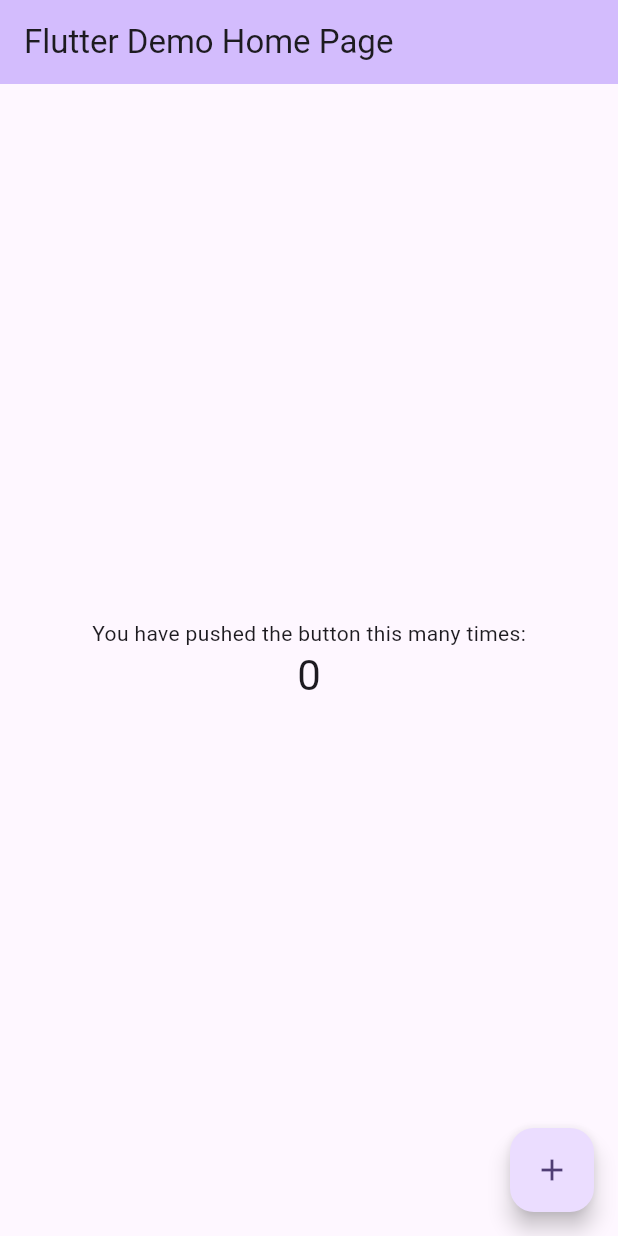
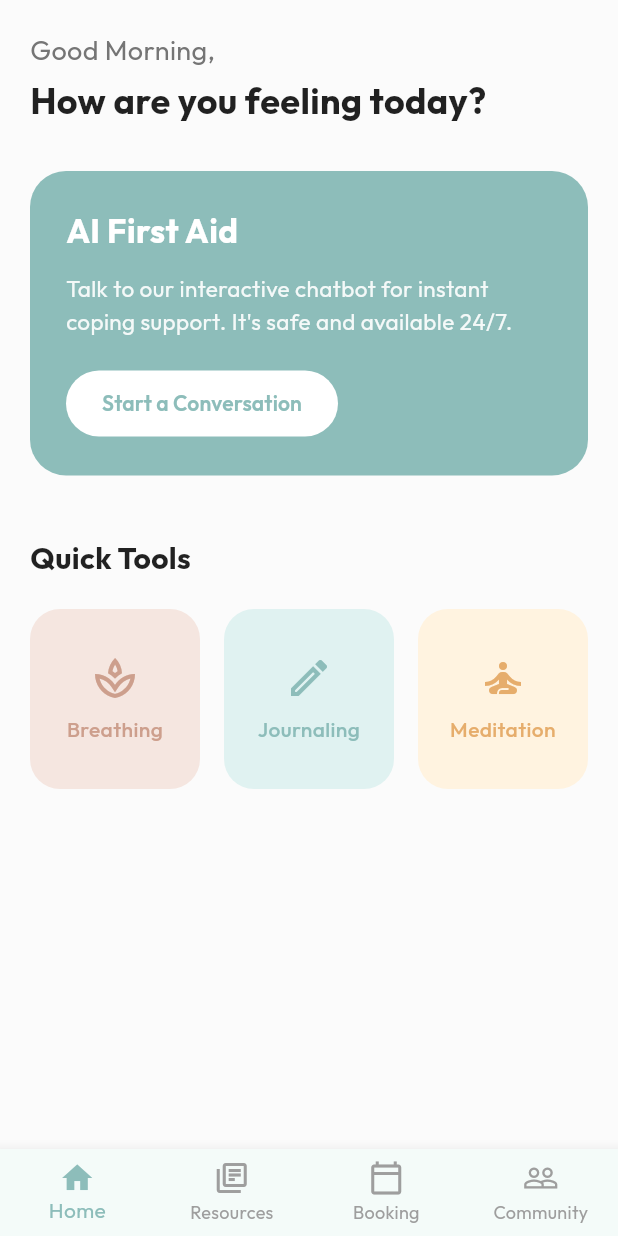
Before and after one commit to krishlanjewar/Mental-health-AI, a Flutter app: the screen it shows after launch, on a phone screen of 412 x 824 dp. Run offline on Flutter 3.47's test engine with Material 3 defaults, Android fonts, the phone set to English and light mode, and no system bars; our stand-ins replace google_fonts.

Commit message:
static ui

```diff
--- /dev/null
+++ b/helpme/lib/features/home/presentation/pages/home_page.dart
@@ -0,0 +1,169 @@
+import 'package:flutter/material.dart';
+import 'package:google_fonts/google_fonts.dart';
+
+class HomePage extends StatelessWidget {
+  const HomePage({super.key});
+
+  String _getGreeting() {
+    final hour = DateTime.now().hour;
+    if (hour < 12) {
+      return 'Good Morning,';
+    } else if (hour < 17) {
+      return 'Good Afternoon,';
+    } else {
+      return 'Good Evening,';
+    }
+  }
+
+  @override
+  Widget build(BuildContext context) {
+    return Scaffold(
+      backgroundColor: const Color(0xFFFBFBFB),
+      body: SafeArea(
+        child: SingleChildScrollView(
+          padding: const EdgeInsets.all(20.0),
+          child: Column(
+            crossAxisAlignment: CrossAxisAlignment.start,
+            children: [
+              Text(
+                _getGreeting(),
+                style: GoogleFonts.outfit(
+                  fontSize: 18,
+                  color: Colors.grey[600],
+                ),
+              ),
+              const SizedBox(height: 4),
+              Text(
+                'How are you feeling today?',
+                style: GoogleFonts.outfit(
+                  fontSize: 24,
+                  fontWeight: FontWeight.bold,
+                  color: Colors.black87,
+                ),
+              ),
+              const SizedBox(height: 30),
+              // AI First Aid Card
+              Container(
+                width: double.infinity,
+                padding: const EdgeInsets.all(24),
+                decoration: BoxDecoration(
+                  color: const Color(0xFF8DBDBA),
+                  borderRadius: BorderRadius.circular(24),
+                ),
+                child: Column(
+                  crossAxisAlignment: CrossAxisAlignment.start,
+                  children: [
+                    Text(
+                      'AI First Aid',
+                      style: GoogleFonts.outfit(
+                        fontSize: 22,
+                        fontWeight: FontWeight.bold,
+                        color: Colors.white,
+                      ),
+                    ),
+                    const SizedBox(height: 12),
+                    Text(
+                      'Talk to our interactive chatbot for instant coping support. It\'s safe and available 24/7.',
+                      style: GoogleFonts.outfit(
+                        fontSize: 15,
+                        color: Colors.white.withOpacity(0.9),
+                        height: 1.5,
+                      ),
+                    ),
+                    const SizedBox(height: 20),
+                    ElevatedButton(
+                      onPressed: () {},
+                      style: ElevatedButton.styleFrom(
+                        backgroundColor: Colors.white,
+                        foregroundColor: const Color(0xFF8DBDBA),
+                        elevation: 0,
+                        padding: const EdgeInsets.symmetric(
+                          horizontal: 24,
+                          vertical: 12,
+                        ),
+                        shape: RoundedRectangleBorder(
+                          borderRadius: BorderRadius.circular(30),
+                        ),
+                      ),
+                      child: Text(
+                        'Start a Conversation',
+                        style: GoogleFonts.outfit(fontWeight: FontWeight.w600),
+                      ),
+                    ),
+                  ],
+                ),
+              ),
+              const SizedBox(height: 40),
+              Text(
+                'Quick Tools',
+                style: GoogleFonts.outfit(
+                  fontSize: 20,
+                  fontWeight: FontWeight.bold,
+                  color: Colors.black87,
+                ),
+              ),
+              const SizedBox(height: 20),
+              Row(
+                children: [
+                  _buildQuickToolCard(
+                    'Breathing',
+                    Icons.spa_outlined,
+                    const Color(0xFFF5E6E0),
+                    const Color(0xFFCD9F8D),
+                  ),
+                  const SizedBox(width: 16),
+                  _buildQuickToolCard(
+                    'Journaling',
+                    Icons.edit_outlined,
+                    const Color(0xFFE0F2F1),
+                    const Color(0xFF8DBDBA),
+                  ),
+                  const SizedBox(width: 16),
+                  _buildQuickToolCard(
+                    'Meditation',
+                    Icons.self_improvement_outlined,
+                    const Color(0xFFFFF3E0),
+                    const Color(0xFFE6AD6C),
+                  ),
+                ],
+              ),
+            ],
+          ),
+        ),
+      ),
+    );
+  }
+
+  Widget _buildQuickToolCard(
+    String title,
+    IconData icon,
+    Color bgColor,
+    Color iconColor,
+  ) {
+    return Expanded(
+      child: Container(
+        height: 120,
+        decoration: BoxDecoration(
+          color: bgColor,
+          borderRadius: BorderRadius.circular(20),
+        ),
+        child: Column(
+          mainAxisAlignment: MainAxisAlignment.center,
+          children: [
+            Icon(icon, color: iconColor, size: 32),
+            const SizedBox(height: 8),
+            Text(
+              title,
+              style: GoogleFonts.outfit(
+                fontSize: 14,
+                fontWeight: FontWeight.w500,
+                color: iconColor,
+              ),
+              textAlign: TextAlign.center,
+            ),
+          ],
+        ),
+      ),
+    );
+  }
+}
--- /dev/null
+++ b/helpme/lib/features/navigation/presentation/pages/main_navigation_screen.dart
@@ -0,0 +1,64 @@
+import 'package:flutter/material.dart';
+import '../../../home/presentation/pages/home_page.dart';
+import '../../../resources/presentation/pages/resources_page.dart';
+import '../../../booking/presentation/pages/booking_page.dart';
+import '../../../community/presentation/pages/community_page.dart';
+
+class MainNavigationScreen extends StatefulWidget {
+  const MainNavigationScreen({super.key});
+
+  @override
+  State<MainNavigationScreen> createState() => _MainNavigationScreenState();
+}
+
+class _MainNavigationScreenState extends State<MainNavigationScreen> {
+  int _currentIndex = 0;
+
+  final List<Widget> _pages = [
+    const HomePage(),
+    const ResourcesPage(),
+    const BookingPage(),
+    const CommunityPage(),
+  ];
+
+  @override
+  Widget build(BuildContext context) {
+    return Scaffold(
+      body: IndexedStack(index: _currentIndex, children: _pages),
+      bottomNavigationBar: BottomNavigationBar(
+        currentIndex: _currentIndex,
+        onTap: (index) {
+          setState(() {
+            _currentIndex = index;
+          });
+        },
+        type: BottomNavigationBarType.fixed,
+        selectedItemColor: const Color(0xFF8DBDBA),
+        unselectedItemColor: Colors.grey,
+        showUnselectedLabels: true,
+        items: const [
+          BottomNavigationBarItem(
+            icon: Icon(Icons.home_outlined),
+            activeIcon: Icon(Icons.home),
+            label: 'Home',
+          ),
+          BottomNavigationBarItem(
+            icon: Icon(Icons.library_books_outlined),
+            activeIcon: Icon(Icons.library_books),
+            label: 'Resources',
+          ),
+          BottomNavigationBarItem(
+            icon: Icon(Icons.calendar_today_outlined),
+            activeIcon: Icon(Icons.calendar_today),
+            label: 'Booking',
+          ),
+          BottomNavigationBarItem(
+            icon: Icon(Icons.people_outline),
+            activeIcon: Icon(Icons.people),
+            label: 'Community',
+          ),
+        ],
+      ),
+    );
+  }
+}
--- a/helpme/lib/main.dart
+++ b/helpme/lib/main.dart
@@ -1,4 +1,6 @@
 import 'package:flutter/material.dart';
+import 'package:google_fonts/google_fonts.dart';
+import 'features/navigation/presentation/pages/main_navigation_screen.dart';
 
 void main() {
   runApp(const MyApp());
@@ -7,116 +9,20 @@ void main() {
 class MyApp extends StatelessWidget {
   const MyApp({super.key});
 
-  // This widget is the root of your application.
   @override
   Widget build(BuildContext context) {
     return MaterialApp(
-      title: 'Flutter Demo',
+      title: 'Mental Health AI',
+      debugShowCheckedModeBanner: false,
       theme: ThemeData(
-        // This is the theme of your application.
-        //
-        // TRY THIS: Try running your application with "flutter run". You'll see
-        // the application has a purple toolbar. Then, without quitting the app,
-        // try changing the seedColor in the colorScheme below to Colors.green
-        // and then invoke "hot reload" (save your changes or press the "hot
-        // reload" button in a Flutter-supported IDE, or press "r" if you used
-        // the command line to start the app).
-        //
-        // Notice that the counter didn't reset back to zero; the application
-        // state is not lost during the reload. To reset the state, use hot
-        // restart instead.
-        //
-        // This works for code too, not just values: Most code changes can be
-        // tested with just a hot reload.
-        colorScheme: .fromSeed(seedColor: Colors.deepPurple),
+        useMaterial3: true,
+        colorScheme: ColorScheme.fromSeed(
+          seedColor: const Color(0xFF8DBDBA),
+          primary: const Color(0xFF8DBDBA),
+        ),
+        textTheme: GoogleFonts.outfitTextTheme(),
       ),
-      home: const MyHomePage(title: 'Flutter Demo Home Page'),
+      home: const MainNavigationScreen(),
     );
   }
 }
-
-class MyHomePage extends StatefulWidget {
-  const MyHomePage({super.key, required this.title});
-
-  // This widget is the home page of your application. It is stateful, meaning
-  // that it has a State object (defined below) that contains fields that affect
-  // how it looks.
-
-  // This class is the configuration for the state. It holds the values (in this
-  // case the title) provided by the parent (in this case the App widget) and
-  // used by the build method of the State. Fields in a Widget subclass are
-  // always marked "final".
-
-  final String title;
-
-  @override
-  State<MyHomePage> createState() => _MyHomePageState();
-}
-
-class _MyHomePageState extends State<MyHomePage> {
-  int _counter = 0;
-
-  void _incrementCounter() {
-    setState(() {
-      // This call to setState tells the Flutter framework that something has
-      // changed in this State, which causes it to rerun the build method below
-      // so that the display can reflect the updated values. If we changed
-      // _counter without calling setState(), then the build method would not be
-      // called again, and so nothing would appear to happen.
-      _counter++;
-    });
-  }
-
-  @override
-  Widget build(BuildContext context) {
-    // This method is rerun every time setState is called, for instance as done
-    // by the _incrementCounter method above.
-    //
-    // The Flutter framework has been optimized to make rerunning build methods
-    // fast, so that you can just rebuild anything that needs updating rather
-    // than having to individually change instances of widgets.
-    return Scaffold(
-      appBar: AppBar(
-        // TRY THIS: Try changing the color here to a specific color (to
-        // Colors.amber, perhaps?) and trigger a hot reload to see the AppBar
-        // change color while the other colors stay the same.
-        backgroundColor: Theme.of(context).colorScheme.inversePrimary,
-        // Here we take the value from the MyHomePage object that was created by
-        // the App.build method, and use it to set our appbar title.
-        title: Text(widget.title),
-      ),
-      body: Center(
-        // Center is a layout widget. It takes a single child and positions it
-        // in the middle of the parent.
-        child: Column(
-          // Column is also a layout widget. It takes a list of children and
-          // arranges them vertically. By default, it sizes itself to fit its
-          // children horizontally, and tries to be as tall as its parent.
-          //
-          // Column has various properties to control how it sizes itself and
-          // how it positions its children. Here we use mainAxisAlignment to
-          // center the children vertically; the main axis here is the vertical
-          // axis because Columns are vertical (the cross axis would be
-          // horizontal).
-          //
-          // TRY THIS: Invoke "debug painting" (choose the "Toggle Debug Paint"
-          // action in the IDE, or press "p" in the console), to see the
-          // wireframe for each widget.
-          mainAxisAlignment: .center,
-          children: [
-            const Text('You have pushed the button this many times:'),
-            Text(
-              '$_counter',
-              style: Theme.of(context).textTheme.headlineMedium,
-            ),
-          ],
-        ),
-      ),
-      floatingActionButton: FloatingActionButton(
-        onPressed: _incrementCounter,
-        tooltip: 'Increment',
-        child: const Icon(Icons.add),
-      ),
-    );
-  }
-}
--- a/helpme/pubspec.yaml
+++ b/helpme/pubspec.yaml
@@ -34,6 +34,7 @@ dependencies:
   # The following adds the Cupertino Icons font to your application.
   # Use with the CupertinoIcons class for iOS style icons.
   cupertino_icons: ^1.0.8
+  google_fonts: ^7.0.2
 
 dev_dependencies:
   flutter_test:
```
Also changed, not shown: helpme/lib/features/booking/presentation/pages/booking_page.dart (added, +78 -0 lines), helpme/lib/features/community/presentation/pages/community_page.dart (added, +113 -0 lines), helpme/lib/features/resources/presentation/pages/resources_page.dart (added, +94 -0 lines), helpme/pubspec.lock.
